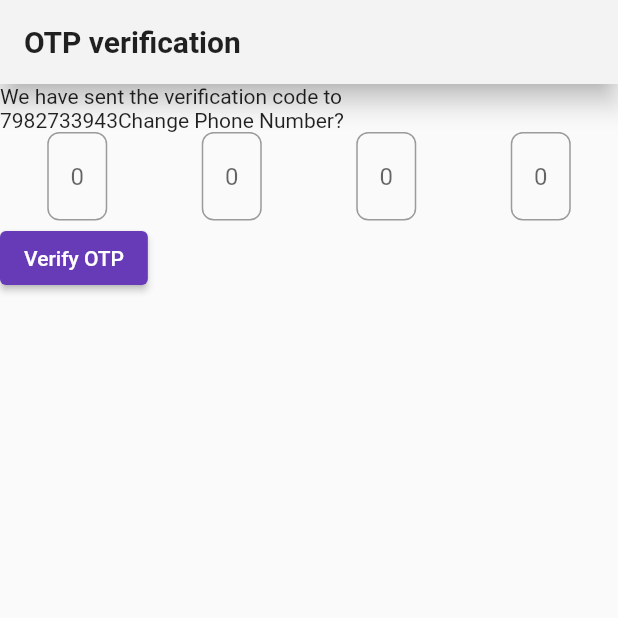
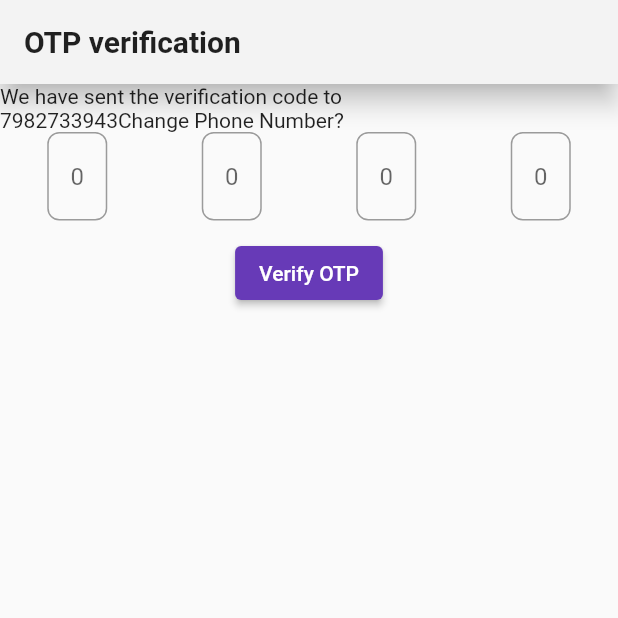
Before and after one commit to Groc-App/adps_basket, a Flutter app: the screen it shows after launch, on a phone screen of 412 x 824 dp, the top half of it. Run offline on Flutter 3.47's test engine with Material 2 defaults, Android fonts, the phone set to English and light mode, and no system bars; our stand-ins replace curved_navigation_bar, flutter_riverpod, font_awesome_flutter, freezed_annotation, lottie, readmore and 1 more; missing offline and left inert: about, flutter_carousel_slider; key blocks and very long unbroken strings in the code were emptied for the run.

Commit message:
fuck you

```diff
--- a/lib/Screens/otpScreen.dart
+++ b/lib/Screens/otpScreen.dart
@@ -152,7 +152,11 @@ class _OtpScreenState extends State<OtpScreen> {
                 ),
               ],
             ),
-            ElevatedButton(onPressed: () {}, child: Text('Verify OTP')),
+            Container(
+                margin: EdgeInsets.only(top: 10),
+                alignment: Alignment(0, 0),
+                child: ElevatedButton(
+                    onPressed: () {}, child: Text('Verify OTP'))),
           ],
         ));
   }
```
